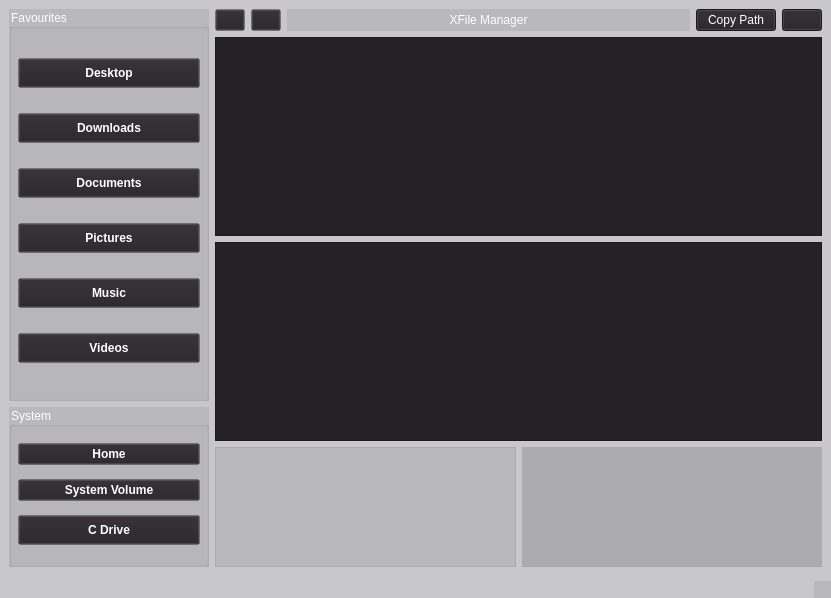
This is mainwindow.ui in arshc0der/XFile_Manager as Qt 5 draws it before an edit. The edited form follows.
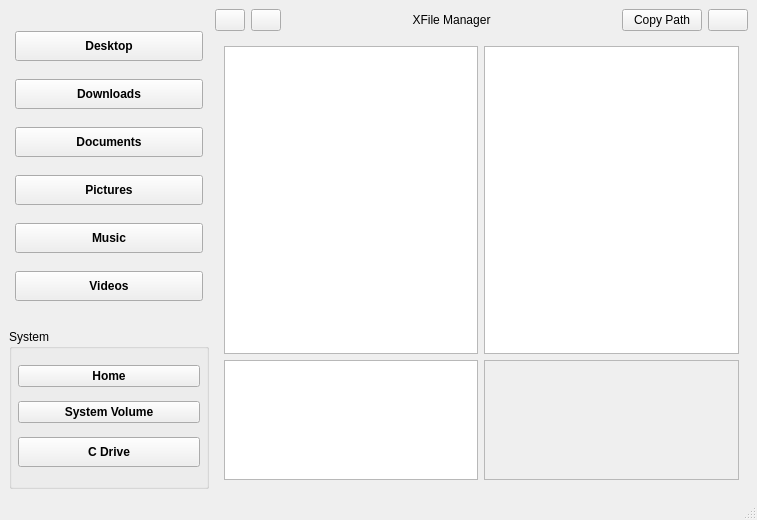
This is the edited form. Icons and pictures are not drawn.

The edit to the form file:
```diff
--- a/mainwindow.ui
+++ b/mainwindow.ui
@@ -6,8 +6,8 @@
    <rect>
     <x>0</x>
     <y>0</y>
-    <width>831</width>
-    <height>598</height>
+    <width>757</width>
+    <height>520</height>
    </rect>
   </property>
   <property name="windowTitle">
@@ -19,8 +19,7 @@
    </iconset>
   </property>
   <property name="styleSheet">
-   <string notr="true">background-color:rgba(38, 34, 39, 23); /* Slightly transparent for a blur-like effect */
-color: rgb(255, 255, 255); /* White text color */</string>
+   <string notr="true"/>
   </property>
   <widget class="QWidget" name="centralwidget">
    <property name="styleSheet">
@@ -81,7 +80,7 @@
          <enum>QLayout::SizeConstraint::SetFixedSize</enum>
         </property>
         <item>
-         <widget class="QGroupBox" name="groupBox">
+         <widget class="QFrame" name="frame">
           <property name="minimumSize">
            <size>
             <width>200</width>
@@ -95,40 +94,7 @@
            </size>
           </property>
           <property name="styleSheet">
-           <string notr="true">QPushButton {
-background-color: rgb(0, 0, 0);/* Default background color */
- color: rgb(122, 122, 122);            /* Default text color */
-border:none;
-outline:none;
-border-radius:6px;
-text-align:left;
-padding-left:4px;
-padding-top:10px;
-padding-bottom:10px;
-}
-QPushButton:hover {
-background-color: rgb(65, 65, 65) /* Default background color */
-}
-QPushButton:pressed,
-QPushButton:focus {
-    background-color: #252126; /* Background color when selected */
-    color: #FFFFFF;            /* Text color when selected */
-}
-outline:none;
-border:none;
-</string>
-          </property>
-          <property name="title">
-           <string>Favourites</string>
-          </property>
-          <property name="alignment">
-           <set>Qt::AlignmentFlag::AlignLeading|Qt::AlignmentFlag::AlignLeft|Qt::AlignmentFlag::AlignVCenter</set>
-          </property>
-          <property name="flat">
-           <bool>true</bool>
-          </property>
-          <property name="checkable">
-           <bool>false</bool>
+           <string notr="true"/>
           </property>
           <layout class="QHBoxLayout" name="horizontalLayout_5">
            <property name="spacing">
@@ -593,7 +559,7 @@
              </sizepolicy>
             </property>
             <property name="styleSheet">
-             <string notr="true">background-color: #252126;</string>
+             <string notr="true"/>
             </property>
             <property name="text">
              <string>Copy Path</string>
@@ -609,7 +575,7 @@
              </sizepolicy>
             </property>
             <property name="styleSheet">
-             <string notr="true">background-color: #252126;</string>
+             <string notr="true"/>
             </property>
             <property name="text">
              <string/>
@@ -624,6 +590,15 @@
          </layout>
         </item>
         <item>
+         <widget class="QFrame" name="gridFrame">
+          <property name="minimumSize">
+           <size>
+            <width>0</width>
+            <height>100</height>
+           </size>
+          </property>
+          <layout class="QGridLayout" name="gridLayout">
+           <item row="0" column="0">
          <widget class="QListView" name="listView">
           <property name="sizePolicy">
            <sizepolicy hsizetype="Expanding" vsizetype="Expanding">
@@ -638,21 +613,11 @@
            </size>
           </property>
           <property name="styleSheet">
-           <string notr="true">QListView {
-            background-color: #252126;
-            color: rgb(255, 255, 255);
-        }
-        QListView::item {
-            padding: 10px; /* Adjust padding for items */
-        }
-        QListView::item:hover {
-            background-color: #3b2e45; /* Change to your desired hover color */
-            color: rgb(255, 255, 255); /* Text color on hover */
-        }</string>
+              <string notr="true"/>
           </property>
          </widget>
         </item>
-        <item>
+           <item row="0" column="1">
          <widget class="QTreeView" name="treeView">
           <property name="sizePolicy">
            <sizepolicy hsizetype="Expanding" vsizetype="Expanding">
@@ -667,24 +632,11 @@
            </size>
           </property>
           <property name="styleSheet">
-           <string notr="true">
-        QTreeView {
-            background-color: #252126;
-            color: rgb(255, 255, 255);
-        }
-        QTreeView::item {
-            padding: 10px; /* Adjust padding for items */
-        }
-        QTreeView::item:hover {
-            background-color: #3b2e45; /* Change to your desired hover color */
-            color: rgb(255, 255, 255); /* Text color on hover */
-        }</string>
+              <string notr="true"/>
           </property>
          </widget>
         </item>
-        <item>
-         <layout class="QHBoxLayout" name="horizontalLayout_7">
-          <item>
+           <item row="1" column="0">
            <widget class="QListWidget" name="listWidget">
             <property name="maximumSize">
              <size>
@@ -713,7 +665,7 @@
             </property>
            </widget>
           </item>
-          <item>
+           <item row="1" column="1">
            <widget class="QScrollArea" name="scrollArea_system_info">
             <property name="maximumSize">
              <size>
@@ -729,8 +681,8 @@
               <rect>
                <x>0</x>
                <y>0</y>
-               <width>134</width>
-               <height>110</height>
+                <width>254</width>
+                <height>118</height>
               </rect>
              </property>
              <layout class="QHBoxLayout" name="horizontalLayout_8">
@@ -742,6 +694,10 @@
            </widget>
           </item>
          </layout>
+         </widget>
+        </item>
+        <item>
+         <layout class="QHBoxLayout" name="horizontalLayout_7"/>
         </item>
        </layout>
       </item>
```
Left out of the diff: 25 changed lines with no effect on the pictures. Lines whose indentation alone changed are shown as unchanged.
